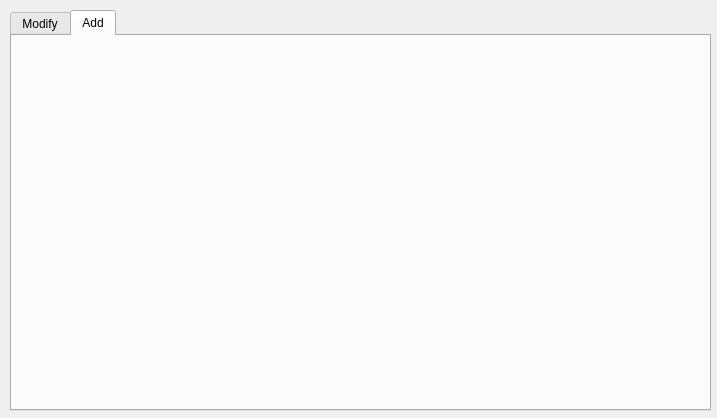
SubtractIt/CS1D-Project-2, file Colleges/admin.ui: the form before one commit.
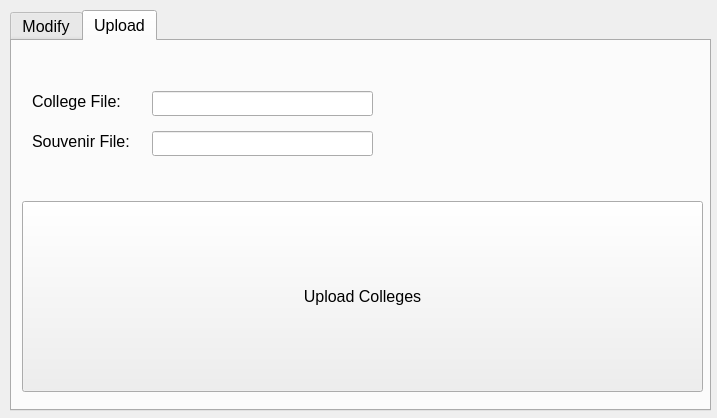
The form after the commit. The open tabs and pages were chosen to show the change. Icons and pictures are not drawn.

Commit message: Implement Admin functionality with login

```diff
--- a/Colleges/admin.ui
+++ b/Colleges/admin.ui
@@ -22,6 +22,11 @@
      <height>401</height>
     </rect>
    </property>
+   <property name="font">
+    <font>
+     <pointsize>12</pointsize>
+    </font>
+   </property>
    <property name="currentIndex">
     <number>0</number>
    </property>
@@ -258,8 +263,92 @@
    </widget>
    <widget class="QWidget" name="add">
     <attribute name="title">
-     <string>Add</string>
+     <string>Upload</string>
     </attribute>
+    <widget class="QLineEdit" name="collegeUpload">
+     <property name="geometry">
+      <rect>
+       <x>140</x>
+       <y>50</y>
+       <width>221</width>
+       <height>25</height>
+      </rect>
+     </property>
+     <property name="font">
+      <font>
+       <pointsize>12</pointsize>
+      </font>
+     </property>
+    </widget>
+    <widget class="QLineEdit" name="souvUpload">
+     <property name="geometry">
+      <rect>
+       <x>140</x>
+       <y>90</y>
+       <width>221</width>
+       <height>25</height>
+      </rect>
+     </property>
+     <property name="font">
+      <font>
+       <pointsize>12</pointsize>
+      </font>
+     </property>
+    </widget>
+    <widget class="QLabel" name="collegeUploadLabel">
+     <property name="geometry">
+      <rect>
+       <x>20</x>
+       <y>50</y>
+       <width>131</width>
+       <height>21</height>
+      </rect>
+     </property>
+     <property name="font">
+      <font>
+       <pointsize>12</pointsize>
+      </font>
+     </property>
+     <property name="text">
+      <string>College File:</string>
+     </property>
+    </widget>
+    <widget class="QLabel" name="souvUploadLabel">
+     <property name="geometry">
+      <rect>
+       <x>20</x>
+       <y>90</y>
+       <width>111</width>
+       <height>21</height>
+      </rect>
+     </property>
+     <property name="font">
+      <font>
+       <pointsize>12</pointsize>
+      </font>
+     </property>
+     <property name="text">
+      <string>Souvenir File: </string>
+     </property>
+    </widget>
+    <widget class="QPushButton" name="upload">
+     <property name="geometry">
+      <rect>
+       <x>10</x>
+       <y>160</y>
+       <width>681</width>
+       <height>191</height>
+      </rect>
+     </property>
+     <property name="font">
+      <font>
+       <pointsize>12</pointsize>
+      </font>
+     </property>
+     <property name="text">
+      <string>Upload Colleges</string>
+     </property>
+    </widget>
    </widget>
   </widget>
  </widget>
```
Left out of the diff: 17 changed lines with no effect on the pictures. The commit also changes 24 other files.
